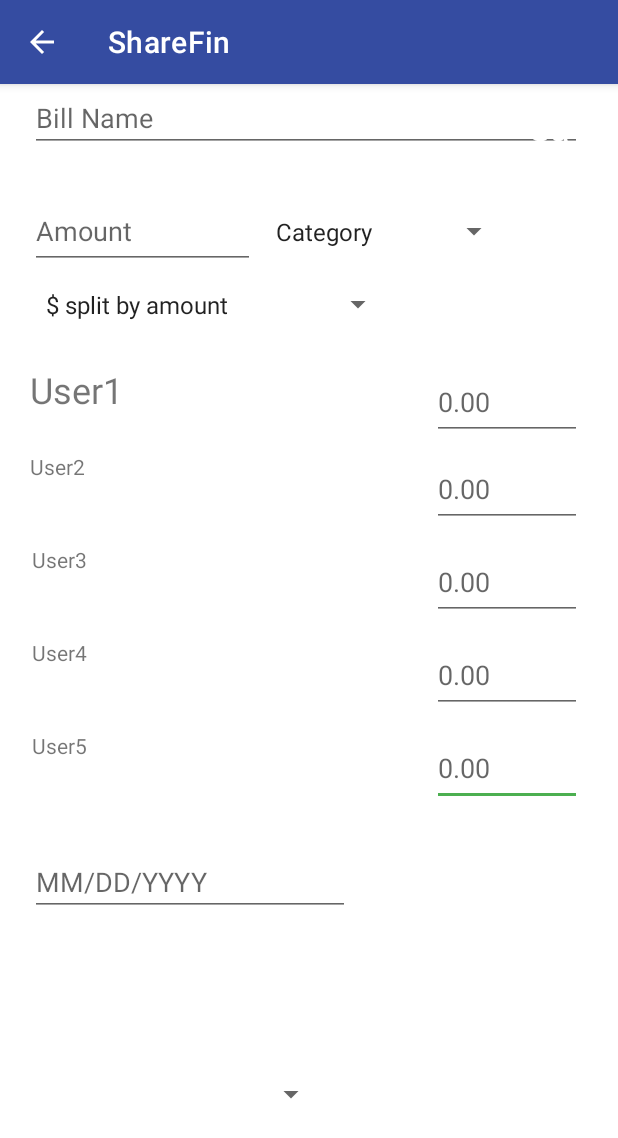
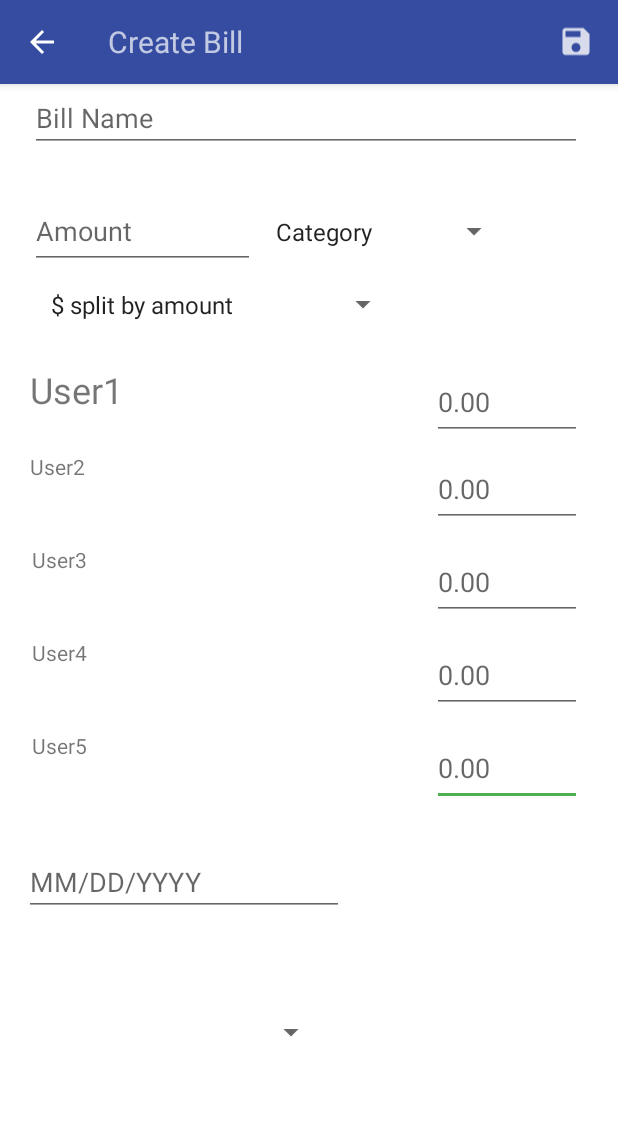
Before and after one commit to williamsizemore/ShareFinApp, an Android app: the CreateBill screen opened directly, with no data from a screen before it, on a phone screen of 412 x 824 dp. Shown: the top 1138 px of the screen. Run offline under Robolectric (Android 15) with nearby library versions, the phone set to English and light mode, and no system bars; our stand-ins replace Firebase (no records; nobody signed in at launch, a user with empty details on screens opened directly).

```diff
--- a/app/src/main/java/com/example/sharefinapp/CreateBill.java
+++ b/app/src/main/java/com/example/sharefinapp/CreateBill.java
@@ -1,18 +1,29 @@
 package com.example.sharefinapp;
 
+import androidx.annotation.NonNull;
+import androidx.appcompat.app.ActionBar;
 import androidx.appcompat.app.AppCompatActivity;
 
 import android.app.DatePickerDialog;
-import android.content.DialogInterface;
 import android.os.Bundle;
+import android.util.Log;
 import android.view.MenuItem;
 import android.view.View;
+import android.widget.ArrayAdapter;
 import android.widget.DatePicker;
 import android.widget.EditText;
+import android.widget.Spinner;
+import android.widget.SpinnerAdapter;
 
-import com.google.android.material.datepicker.MaterialStyledDatePickerDialog;
+import com.firebase.ui.firestore.FirestoreArray;
+import com.google.android.gms.tasks.OnCompleteListener;
+import com.google.android.gms.tasks.Task;
+import com.google.firebase.firestore.QueryDocumentSnapshot;
+import com.google.firebase.firestore.QuerySnapshot;
 
+import java.lang.reflect.Array;
 import java.text.SimpleDateFormat;
+import java.util.ArrayList;
 import java.util.Calendar;
 import java.util.Locale;
 
@@ -24,8 +35,13 @@ public class CreateBill extends AppCompatActivity {
     protected void onCreate(Bundle savedInstanceState) {
         super.onCreate(savedInstanceState);
         setContentView(R.layout.activity_create_bill);
-        getSupportActionBar().setDisplayHomeAsUpEnabled(true);  // add the back arrow button
-        getSupportActionBar().setIcon(R.drawable.save_icon);    //todo change out to do a custom action bar with save icon included
+
+        /* setup the custom actionbar */
+        ActionBar actionBar = getSupportActionBar();
+        actionBar.setDisplayShowCustomEnabled(true);
+        actionBar.setDisplayHomeAsUpEnabled(true);  // add the back arrow button
+        actionBar.setDisplayShowTitleEnabled(true);
+        actionBar.setCustomView(R.layout.create_bill_action_bar);    //todo change out to do a custom action bar with save icon included
 
         reminderDate = findViewById(R.id.create_bill_reminder_date);
         DatePickerDialog.OnDateSetListener date = new DatePickerDialog.OnDateSetListener() {
@@ -46,7 +62,15 @@ public class CreateBill extends AppCompatActivity {
             }
         });
 
+//        populateGroupSelection();
 
+    }
+
+    @Override
+    public void onStart() {
+
+        super.onStart();
+        populateGroupSelection();
     }
 
     public void updateDateLabel()
@@ -74,6 +98,49 @@ public class CreateBill extends AppCompatActivity {
     public void onBillSave(View view)
     {
         //todo implement
+        Log.v("Bill Save","Attempting to create and save bill");
+    }
+
+    // add the groups the user is found in to the group selection spinnner
+    public void populateGroupSelection()
+    {
+//        QuerySnapshot query = DBManager.getInstance().getGroups();
+        ArrayList<Group> objects = new ArrayList<>();
+        DBManager.getInstance().getDb().collection("groups").whereArrayContains("groupUsers", DBManager.getInstance().getCurrentUserEmail()).get().addOnCompleteListener(new OnCompleteListener<QuerySnapshot>() {
+            @Override
+            public void onComplete(@NonNull Task<QuerySnapshot> task) {
+                if (task.isSuccessful()) {
+                    for (QueryDocumentSnapshot doc : task.getResult())
+                    {
+                        objects.add(doc.toObject(Group.class));
+                    }
+                }
+                else
+                    Log.d("getGroups Query", String.valueOf(task.getException()));
+            }
+        });
+
+
+        ArrayList<Group> groups = new ArrayList<>();
+        for (int i = 0; i < objects.size(); i++)
+        {
+            groups.add((Group) objects.get(i));
+        }
+
+        Log.v("populateGroupSelection group: ",groups.toString());
+
+        ArrayList<String> groupNames = new ArrayList<>();
+        for (int i=0; i < groups.size(); i++)
+        {
+            groupNames.add(groups.get(i).getGroupName());
+            Log.v("populateGroupSelection groupNames: ", groups.get(i).getGroupName());
+        }
+
+        ArrayAdapter<String> arrayAdapter = new ArrayAdapter<>(this, android.R.layout.simple_spinner_item, groupNames);
+        arrayAdapter.setDropDownViewResource(android.R.layout.simple_spinner_dropdown_item);
+
+        Spinner groupSpinner = findViewById(R.id.create_bill_group_spinner);
+        groupSpinner.setAdapter(arrayAdapter);
     }
 
 }
--- a/app/src/main/java/com/example/sharefinapp/DBManager.java
+++ b/app/src/main/java/com/example/sharefinapp/DBManager.java
@@ -1,11 +1,23 @@
 package com.example.sharefinapp;
 
+import android.util.Log;
+
+import androidx.annotation.NonNull;
 import androidx.appcompat.app.AppCompatActivity;
 
-import com.firebase.ui.firestore.FirestoreRecyclerOptions;
+import com.google.android.gms.tasks.Continuation;
+import com.google.android.gms.tasks.OnCompleteListener;
+import com.google.android.gms.tasks.OnSuccessListener;
+import com.google.android.gms.tasks.Task;
+import com.google.android.gms.tasks.Tasks;
 import com.google.firebase.auth.*;
 import com.google.firebase.firestore.FirebaseFirestore;
-import com.google.firebase.firestore.Query;
+import com.google.firebase.firestore.QueryDocumentSnapshot;
+import com.google.firebase.firestore.QuerySnapshot;
+import com.google.firebase.storage.UploadTask;
+
+import java.util.ArrayList;
+import java.util.List;
 
 
 public class DBManager extends AppCompatActivity {
@@ -53,7 +65,8 @@ public class DBManager extends AppCompatActivity {
      */
     public void insertData(String collectionPath, Object data)
     {
-        db.collection(collectionPath).add(data);
+//        db.collection(collectionPath).add(data);
+
     }
 
     public String getCurrentUserEmail()
@@ -75,11 +88,42 @@ public class DBManager extends AppCompatActivity {
         return exists;
     }
 
-//    public Query queryDb(String collection, String whereEqualTo)
-//    {
-////        todo implement
-//
-//        return new Query;
-//    }
+    // get all groups associated with the user
+    public ArrayList<Object> getGroups() {
+        ArrayList<Object> objects = new ArrayList<>();
+
+        db.collection("groups").whereArrayContains("groupUsers", getCurrentUserEmail()).get().addOnCompleteListener(new OnCompleteListener<QuerySnapshot>() {
+            @Override
+            public void onComplete(@NonNull Task<QuerySnapshot> task) {
+                if (task.isSuccessful()) {
+                    for (QueryDocumentSnapshot doc : task.getResult())
+                    {
+                        objects.add(doc.toObject(Object.class));
+                    }
+                }
+                else
+                    Log.d("getGroups Query", String.valueOf(task.getException()));
+            }
+        });
+//        Log.v("getGroups return values: ", groups.get(0).getGroupName().toString());
+        return objects;
+
+    }
+    // get the specified group associated with the current user
+    public Group getGroup(String groupName)
+    {
+        ArrayList<Group> group = new ArrayList<>();
+        db.collection("groups").whereArrayContains("groupUsers",getCurrentUserEmail()).whereEqualTo("groupName", groupName).limit(1).get().addOnSuccessListener(new OnSuccessListener<QuerySnapshot>() {
+            @Override
+            public void onSuccess(QuerySnapshot queryDocumentSnapshots) {
+
+                for (QueryDocumentSnapshot doc : queryDocumentSnapshots) {
+                    group.add(doc.toObject(Group.class));
+                }
+
+            }
+        });
+        return group.get(0);
+    }
 
 }
--- a/app/src/main/res/layout/activity_create_bill.xml
+++ b/app/src/main/res/layout/activity_create_bill.xml
@@ -52,7 +52,7 @@
         app:layout_constraintEnd_toEndOf="parent"
         app:layout_constraintHorizontal_bias="0.0"
         app:layout_constraintStart_toStartOf="parent"
-        tools:layout_editor_absoluteY="68dp" />
+        app:layout_constraintTop_toTopOf="parent" />
 
     <EditText
         android:id="@+id/editTextNumberDecimal"
@@ -114,27 +114,13 @@
         app:layout_constraintStart_toEndOf="@+id/editTextNumberDecimal"
         app:layout_constraintTop_toBottomOf="@+id/textInputEditText" />
 
-    <TextView
-        android:id="@+id/create_bill_save"
-        android:layout_width="wrap_content"
-        android:layout_height="wrap_content"
-        android:layout_marginTop="12dp"
-        android:layout_marginEnd="8dp"
-        android:onClick="onBillSave"
-        android:text="Save"
-        android:textColor="#FFFFFF"
-        android:textColorLink="#FFFFFF"
-        android:textSize="24sp"
-        app:layout_constraintEnd_toEndOf="parent"
-        app:layout_constraintTop_toTopOf="parent" />
-
     <Spinner
         android:id="@+id/bill_split_type_spinner"
         android:layout_width="240dp"
         android:layout_height="47dp"
         android:entries="@array/bill_split_type"
         app:layout_constraintEnd_toEndOf="parent"
-        app:layout_constraintHorizontal_bias="0.133"
+        app:layout_constraintHorizontal_bias="0.15"
         app:layout_constraintStart_toStartOf="parent"
         app:layout_constraintTop_toBottomOf="@+id/editTextNumberDecimal" />
 
@@ -193,21 +179,23 @@
         android:layout_marginStart="16dp"
         android:layout_marginBottom="64dp"
         app:layout_constraintBottom_toBottomOf="parent"
-        app:layout_constraintStart_toStartOf="parent" />
+        app:layout_constraintStart_toStartOf="parent"
+        app:layout_constraintTop_toBottomOf="@+id/create_bill_reminder_date"
+        app:layout_constraintVertical_bias="0.53" />
 
     <EditText
         android:id="@+id/create_bill_reminder_date"
         android:layout_width="wrap_content"
         android:layout_height="wrap_content"
-        android:layout_marginStart="20dp"
+        android:layout_marginStart="16dp"
         android:layout_marginTop="28dp"
+        android:clickable="false"
+        android:cursorVisible="false"
         android:ems="10"
-        android:inputType="date"
-        android:clickable="false"
         android:focusable="false"
         android:focusableInTouchMode="false"
-        android:cursorVisible="false"
         android:hint="@string/reminder_date"
+        android:inputType="date"
         app:layout_constraintStart_toStartOf="parent"
         app:layout_constraintTop_toBottomOf="@+id/bill_create_user5" />
 
--- /dev/null
+++ b/app/src/main/res/layout/create_bill_action_bar.xml
@@ -0,0 +1,35 @@
+<?xml version="1.0" encoding="utf-8"?>
+<LinearLayout xmlns:android="http://schemas.android.com/apk/res/android"
+    android:layout_width="match_parent"
+    android:layout_height="wrap_content"
+    android:gravity="center_vertical"
+    >
+    <LinearLayout
+        android:layout_width="0dp"
+        android:layout_height="match_parent"
+        android:layout_weight="0.6">
+        <TextView
+            android:layout_width="match_parent"
+            android:layout_height="wrap_content"
+            android:text="@string/create_bill_action_bar_text"
+            android:textSize="20dp"
+            android:layout_gravity="center_vertical"
+            />
+
+    </LinearLayout>
+    <LinearLayout
+        android:layout_width="0dp"
+        android:layout_height="match_parent"
+        android:layout_weight="0.4"
+        android:gravity="end">
+        <ImageView
+            android:layout_width="wrap_content"
+            android:layout_height="match_parent"
+            android:src="@drawable/save_icon"
+            android:id="@+id/create_bill_save"
+            android:contentDescription="Save Bill"
+            android:onClick="onBillSave"/>
+
+    </LinearLayout>
+
+</LinearLayout>
--- a/app/src/main/res/values/strings.xml
+++ b/app/src/main/res/values/strings.xml
@@ -30,5 +30,6 @@
     <string name="add_members">Add Members</string>
     <string name="group_name">Group Name</string>
     <string name="reminder_date">MM/DD/YYYY</string>
+    <string name="create_bill_action_bar_text">Create Bill</string>
 
 </resources>
```
